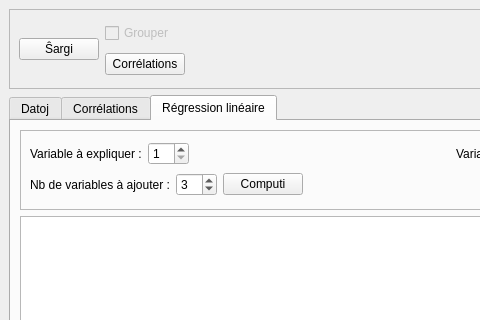
Qt form mainwindow.ui (jmichault/mini-statistiko) before a commit; both pictures show x 0 to 480 and y 0 to 320 of the 872 by 614 pixel window.
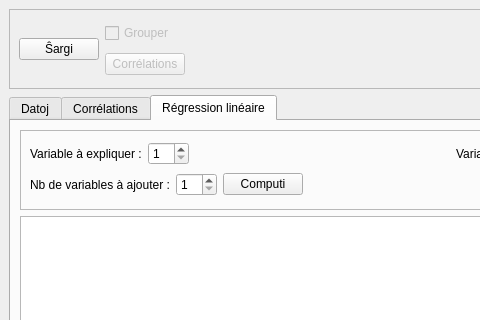
The same form after that commit. The open tabs and pages were chosen to show the change.

Diff of the .ui file:
```diff
--- a/mainwindow.ui
+++ b/mainwindow.ui
@@ -73,6 +73,9 @@
          </item>
          <item>
           <widget class="QPushButton" name="Butono_Cor">
+           <property name="enabled">
+            <bool>false</bool>
+           </property>
            <property name="text">
             <string>Corrélations</string>
            </property>
@@ -98,6 +101,9 @@
     </item>
     <item>
      <widget class="QTabWidget" name="tabWidget">
+      <property name="enabled">
+       <bool>true</bool>
+      </property>
       <property name="currentIndex">
        <number>0</number>
       </property>
@@ -218,7 +224,10 @@
         </item>
        </layout>
       </widget>
-      <widget class="QWidget" name="tab">
+      <widget class="QWidget" name="tab_RegLin">
+       <property name="enabled">
+        <bool>true</bool>
+       </property>
        <attribute name="title">
         <string>Régression linéaire</string>
        </attribute>
@@ -344,7 +353,7 @@
                 <number>1</number>
                </property>
                <property name="value">
-                <number>3</number>
+                <number>1</number>
                </property>
               </widget>
              </item>
```
Left out of the diff: 31 changed lines with no effect on the pictures.
